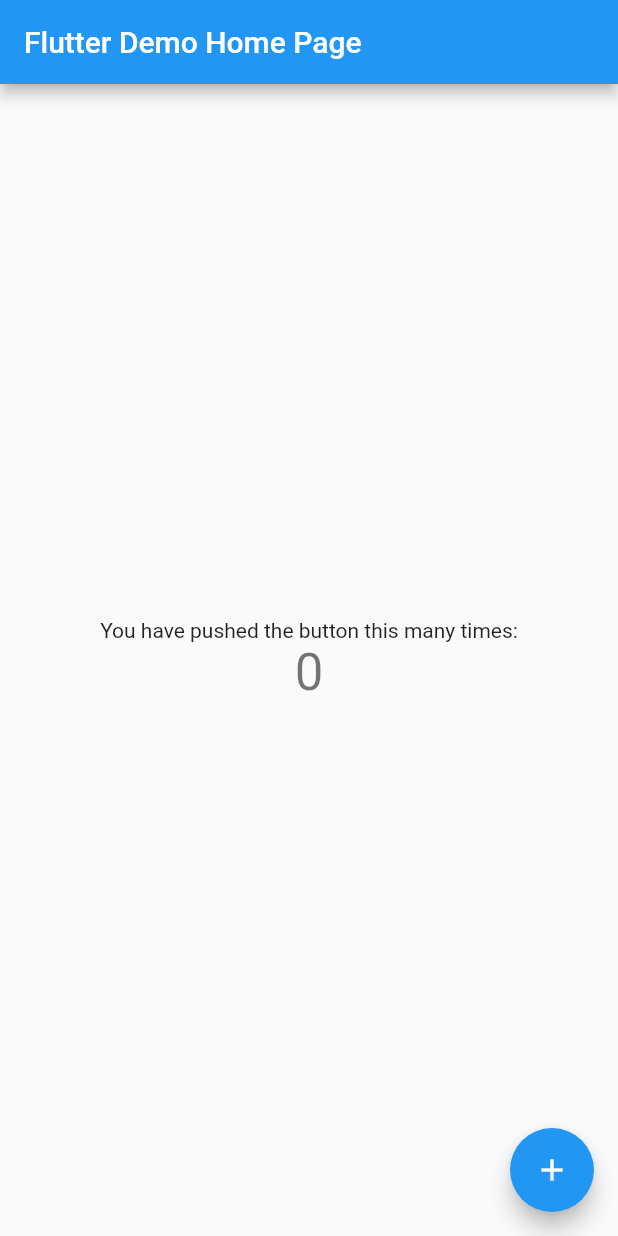
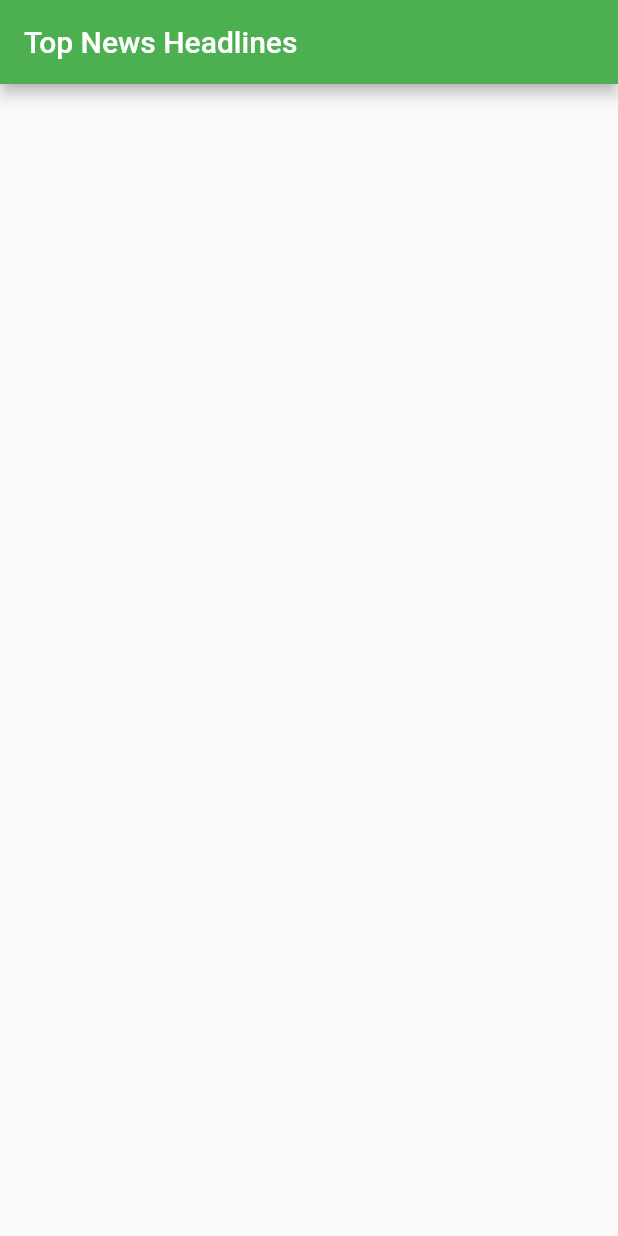
Before and after one commit to IvyLeano/RestfulNewsAPI, a Flutter app: the screen it shows after launch, on a phone screen of 412 x 824 dp. Run offline on Flutter 3.47's test engine with Material 2 defaults, Android fonts, the light colour scheme and no system bars.

Commit message:
Add home page, update main.dart

```diff
--- /dev/null
+++ b/Client/NewsApplication/lib/Screens/home_page.dart
@@ -0,0 +1,17 @@
+import 'package:flutter/cupertino.dart';
+import 'package:flutter/material.dart';
+
+class HomePage extends StatelessWidget {
+  const HomePage({Key key, this.title}) : super(key: key);
+
+  final String title;
+
+  @override
+  Widget build(BuildContext context) {
+    return Scaffold(
+      appBar: AppBar(
+        title: Text(this.title),
+      ),
+    );
+  }
+}
--- a/Client/NewsApplication/lib/main.dart
+++ b/Client/NewsApplication/lib/main.dart
@@ -1,117 +1,22 @@
 import 'package:flutter/material.dart';
+
+import 'Screens/home_page.dart';
 
 void main() {
   runApp(MyApp());
 }
 
 class MyApp extends StatelessWidget {
-  // This widget is the root of your application.
   @override
   Widget build(BuildContext context) {
     return MaterialApp(
-      title: 'Flutter Demo',
+      debugShowCheckedModeBanner: false,
+      title: 'Flutter News API',
       theme: ThemeData(
-        // This is the theme of your application.
-        //
-        // Try running your application with "flutter run". You'll see the
-        // application has a blue toolbar. Then, without quitting the app, try
-        // changing the primarySwatch below to Colors.green and then invoke
-        // "hot reload" (press "r" in the console where you ran "flutter run",
-        // or simply save your changes to "hot reload" in a Flutter IDE).
-        // Notice that the counter didn't reset back to zero; the application
-        // is not restarted.
-        primarySwatch: Colors.blue,
-        // This makes the visual density adapt to the platform that you run
-        // the app on. For desktop platforms, the controls will be smaller and
-        // closer together (more dense) than on mobile platforms.
+        primarySwatch: Colors.green,
         visualDensity: VisualDensity.adaptivePlatformDensity,
       ),
-      home: MyHomePage(title: 'Flutter Demo Home Page'),
+      home: HomePage(title: 'Top News Headlines'),
     );
   }
 }
-
-class MyHomePage extends StatefulWidget {
-  MyHomePage({Key key, this.title}) : super(key: key);
-
-  // This widget is the home page of your application. It is stateful, meaning
-  // that it has a State object (defined below) that contains fields that affect
-  // how it looks.
-
-  // This class is the configuration for the state. It holds the values (in this
-  // case the title) provided by the parent (in this case the App widget) and
-  // used by the build method of the State. Fields in a Widget subclass are
-  // always marked "final".
-
-  final String title;
-
-  @override
-  _MyHomePageState createState() => _MyHomePageState();
-}
-
-class _MyHomePageState extends State<MyHomePage> {
-  int _counter = 0;
-
-  void _incrementCounter() {
-    setState(() {
-      // This call to setState tells the Flutter framework that something has
-      // changed in this State, which causes it to rerun the build method below
-      // so that the display can reflect the updated values. If we changed
-      // _counter without calling setState(), then the build method would not be
-      // called again, and so nothing would appear to happen.
-      _counter++;
-    });
-  }
-
-  @override
-  Widget build(BuildContext context) {
-    // This method is rerun every time setState is called, for instance as done
-    // by the _incrementCounter method above.
-    //
-    // The Flutter framework has been optimized to make rerunning build methods
-    // fast, so that you can just rebuild anything that needs updating rather
-    // than having to individually change instances of widgets.
-    return Scaffold(
-      appBar: AppBar(
-        // Here we take the value from the MyHomePage object that was created by
-        // the App.build method, and use it to set our appbar title.
-        title: Text(widget.title),
-      ),
-      body: Center(
-        // Center is a layout widget. It takes a single child and positions it
-        // in the middle of the parent.
-        child: Column(
-          // Column is also a layout widget. It takes a list of children and
-          // arranges them vertically. By default, it sizes itself to fit its
-          // children horizontally, and tries to be as tall as its parent.
-          //
-          // Invoke "debug painting" (press "p" in the console, choose the
-          // "Toggle Debug Paint" action from the Flutter Inspector in Android
-          // Studio, or the "Toggle Debug Paint" command in Visual Studio Code)
-          // to see the wireframe for each widget.
-          //
-          // Column has various properties to control how it sizes itself and
-          // how it positions its children. Here we use mainAxisAlignment to
-          // center the children vertically; the main axis here is the vertical
-          // axis because Columns are vertical (the cross axis would be
-          // horizontal).
-          mainAxisAlignment: MainAxisAlignment.center,
-          children: <Widget>[
-            Text(
-              'You have pushed the button this many times:',
-            ),
-            Text(
-              '$_counter',
-              style: Theme.of(context).textTheme.headline4,
-            ),
-          ],
-        ),
-      ),
-      floatingActionButton: FloatingActionButton(
-        onPressed: _incrementCounter,
-        tooltip: 'Increment',
-        child: Icon(Icons.add),
-      ), // This trailing comma makes auto-formatting nicer for build methods.
-    );
-  }
-}
```
